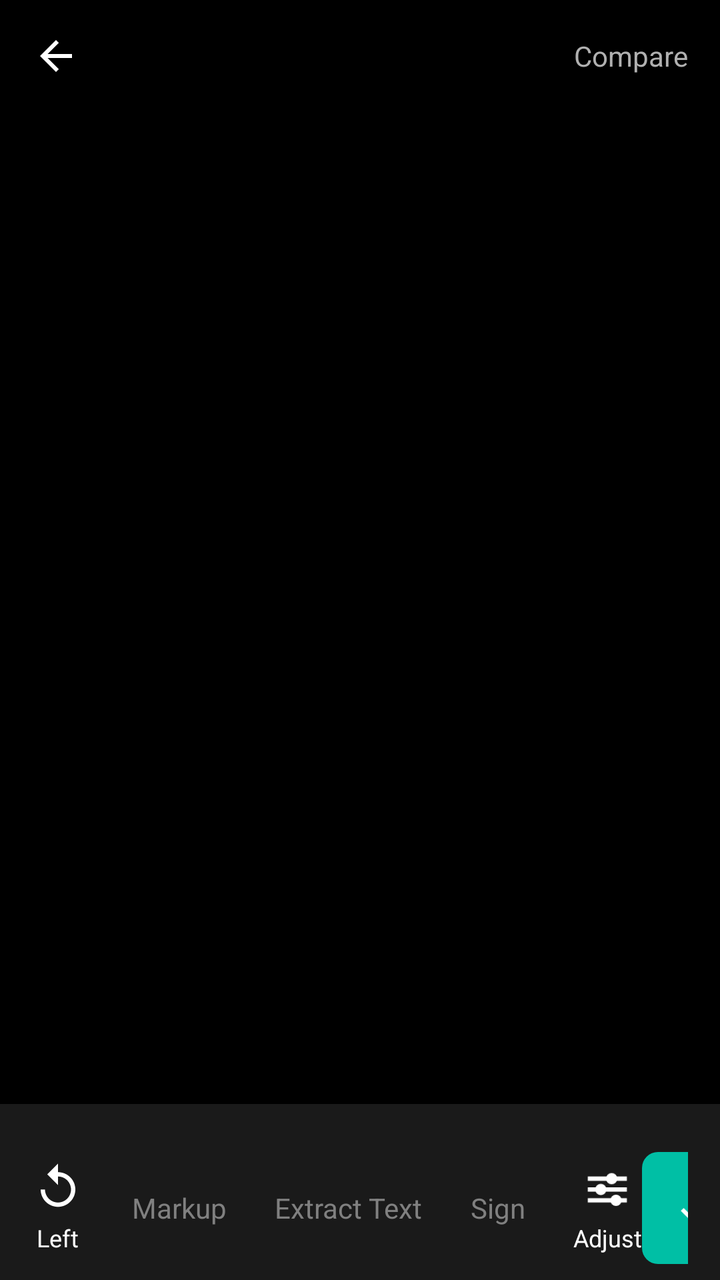
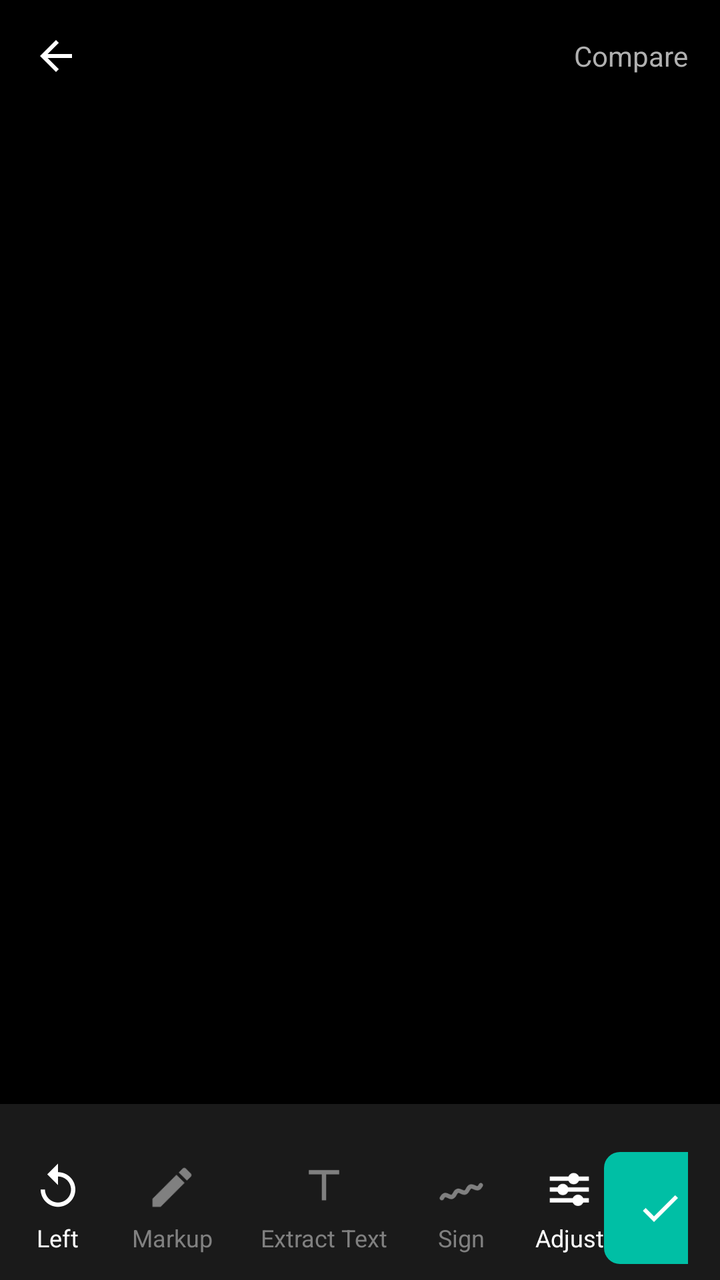

The first picture is an Android layout as it rendered before a commit; the second is the same layout after the commit. The layout source and the unified diff follow.
<!-- AndroidManifest.xml: application theme Theme.Hakunaa -->
<!-- res/layout/activity_enhance.xml -->
<?xml version="1.0" encoding="utf-8"?>
<LinearLayout xmlns:android="http://schemas.android.com/apk/res/android"
    android:layout_width="match_parent"
    android:layout_height="match_parent"
    android:background="#000000"
    android:orientation="vertical">

    
    <LinearLayout
        android:layout_width="match_parent"
        android:layout_height="56dp"
        android:gravity="center_vertical"
        android:orientation="horizontal"
        android:paddingStart="8dp"
        android:paddingEnd="16dp">

        <ImageButton
            android:id="@+id/btnBack"
            android:layout_width="40dp"
            android:layout_height="40dp"
            android:background="@android:color/transparent"
            android:contentDescription="Back"
            android:src="@drawable/ic_arrow_back"
            android:tint="#FFFFFF" />

        <EditText
            android:id="@+id/etDocName"
            android:layout_width="0dp"
            android:layout_height="wrap_content"
            android:layout_marginStart="8dp"
            android:layout_weight="1"
            android:background="@android:color/transparent"
            android:textColor="#FFFFFF"
            android:textSize="18sp" />

        <TextView
            android:layout_width="wrap_content"
            android:layout_height="wrap_content"
            android:text="Compare"
            android:textColor="#B0B0B0"
            android:textSize="14sp" />
    </LinearLayout>

    
    <ImageView
        android:id="@+id/ivPage"
        android:layout_width="match_parent"
        android:layout_height="0dp"
        android:layout_weight="1"
        android:scaleType="fitCenter" />

    
    <HorizontalScrollView
        android:layout_width="match_parent"
        android:layout_height="wrap_content"
        android:background="#1A1A1A"
        android:paddingTop="8dp"
        android:paddingBottom="8dp">

        <LinearLayout
            android:id="@+id/filterRow"
            android:layout_width="wrap_content"
            android:layout_height="wrap_content"
            android:orientation="horizontal"
            android:paddingStart="8dp"
            android:paddingEnd="8dp" />
    </HorizontalScrollView>

    
    <LinearLayout
        android:id="@+id/adjustPanel"
        android:layout_width="match_parent"
        android:layout_height="wrap_content"
        android:background="#1A1A1A"
        android:orientation="vertical"
        android:paddingStart="16dp"
        android:paddingEnd="16dp"
        android:paddingTop="4dp"
        android:paddingBottom="8dp"
        android:visibility="gone">

        <LinearLayout
            android:layout_width="match_parent"
            android:layout_height="wrap_content"
            android:gravity="center_vertical"
            android:orientation="horizontal">

            <TextView
                android:layout_width="wrap_content"
                android:layout_height="wrap_content"
                android:text="Adjust"
                android:textColor="#FFFFFF"
                android:textSize="14sp"
                android:textStyle="bold" />

            <View
                android:layout_width="0dp"
                android:layout_height="0dp"
                android:layout_weight="1" />

            <TextView
                android:id="@+id/btnAdjustReset"
                android:layout_width="wrap_content"
                android:layout_height="wrap_content"
                android:padding="8dp"
                android:text="Reset"
                android:textColor="#00BFA5"
                android:textSize="14sp" />

            <TextView
                android:id="@+id/btnAdjustClose"
                android:layout_width="wrap_content"
                android:layout_height="wrap_content"
                android:padding="8dp"
                android:text="✕"
                android:textColor="#B0B0B0"
                android:textSize="14sp" />
        </LinearLayout>

        <LinearLayout
            android:layout_width="match_parent"
            android:layout_height="wrap_content"
            android:gravity="center_vertical"
            android:orientation="horizontal">

            <TextView
                android:layout_width="90dp"
                android:layout_height="wrap_content"
                android:text="Brightness"
                android:textColor="#B0B0B0"
                android:textSize="13sp" />

            <SeekBar
                android:id="@+id/seekBrightness"
                android:layout_width="0dp"
                android:layout_height="wrap_content"
                android:layout_weight="1"
                android:max="200"
                android:progress="100"
                android:progressTint="#00BFA5"
                android:thumbTint="#00BFA5" />

            <TextView
                android:id="@+id/tvBrightnessValue"
                android:layout_width="40dp"
                android:layout_height="wrap_content"
                android:gravity="end"
                android:text="0"
                android:textColor="#FFFFFF"
                android:textSize="13sp" />
        </LinearLayout>

        <LinearLayout
            android:layout_width="match_parent"
            android:layout_height="wrap_content"
            android:gravity="center_vertical"
            android:orientation="horizontal">

            <TextView
                android:layout_width="90dp"
                android:layout_height="wrap_content"
                android:text="Contrast"
                android:textColor="#B0B0B0"
                android:textSize="13sp" />

            <SeekBar
                android:id="@+id/seekContrast"
                android:layout_width="0dp"
                android:layout_height="wrap_content"
                android:layout_weight="1"
                android:max="150"
                android:progress="50"
                android:progressTint="#00BFA5"
                android:thumbTint="#00BFA5" />

            <TextView
                android:id="@+id/tvContrastValue"
                android:layout_width="40dp"
                android:layout_height="wrap_content"
                android:gravity="end"
                android:text="1.00"
                android:textColor="#FFFFFF"
                android:textSize="13sp" />
        </LinearLayout>

        <LinearLayout
            android:layout_width="match_parent"
            android:layout_height="wrap_content"
            android:gravity="center_vertical"
            android:orientation="horizontal">

            <TextView
                android:layout_width="90dp"
                android:layout_height="wrap_content"
                android:text="Sharpness"
                android:textColor="#B0B0B0"
                android:textSize="13sp" />

            <SeekBar
                android:id="@+id/seekSharpness"
                android:layout_width="0dp"
                android:layout_height="wrap_content"
                android:layout_weight="1"
                android:max="100"
                android:progress="0"
                android:progressTint="#00BFA5"
                android:thumbTint="#00BFA5" />

            <TextView
                android:id="@+id/tvSharpnessValue"
                android:layout_width="40dp"
                android:layout_height="wrap_content"
                android:gravity="end"
                android:text="0"
                android:textColor="#FFFFFF"
                android:textSize="13sp" />
        </LinearLayout>
    </LinearLayout>

    
    <LinearLayout
        android:id="@+id/applyAllRow"
        android:layout_width="match_parent"
        android:layout_height="wrap_content"
        android:background="#1A1A1A"
        android:gravity="center_vertical"
        android:orientation="horizontal"
        android:paddingStart="16dp"
        android:paddingEnd="16dp"
        android:paddingTop="4dp"
        android:paddingBottom="8dp"
        android:visibility="gone">

        <CheckBox
            android:id="@+id/cbApplyAll"
            android:layout_width="wrap_content"
            android:layout_height="wrap_content"
            android:buttonTint="#00BFA5"
            android:text="Apply to all pages"
            android:textColor="#FFFFFF"
            android:textSize="14sp" />

        <TextView
            android:id="@+id/tvApplyAllCount"
            android:layout_width="wrap_content"
            android:layout_height="wrap_content"
            android:layout_marginStart="8dp"
            android:text=""
            android:textColor="#808080"
            android:textSize="13sp" />
    </LinearLayout>

    
    <LinearLayout
        android:layout_width="match_parent"
        android:layout_height="72dp"
        android:background="#1A1A1A"
        android:gravity="center_vertical"
        android:orientation="horizontal"
        android:paddingStart="16dp"
        android:paddingEnd="16dp">

        <LinearLayout
            android:id="@+id/btnRotateLeft"
            android:layout_width="wrap_content"
            android:layout_height="wrap_content"
            android:gravity="center"
            android:orientation="vertical">

            <ImageView
                android:layout_width="26dp"
                android:layout_height="26dp"
                android:src="@drawable/ic_rotate_left"
                android:tint="#FFFFFF" />

            <TextView
                android:layout_width="wrap_content"
                android:layout_height="wrap_content"
                android:layout_marginTop="4dp"
                android:text="Left"
                android:textColor="#FFFFFF"
                android:textSize="12sp" />
        </LinearLayout>

        <TextView
            android:layout_width="wrap_content"
            android:layout_height="wrap_content"
            android:layout_marginStart="24dp"
            android:text="Markup"
            android:textColor="#808080"
            android:textSize="14sp" />

        <TextView
            android:layout_width="wrap_content"
            android:layout_height="wrap_content"
            android:layout_marginStart="24dp"
            android:text="Extract Text"
            android:textColor="#808080"
            android:textSize="14sp" />

        <TextView
            android:layout_width="wrap_content"
            android:layout_height="wrap_content"
            android:layout_marginStart="24dp"
            android:text="Sign"
            android:textColor="#808080"
            android:textSize="14sp" />

        
        <LinearLayout
            android:id="@+id/btnAdjust"
            android:layout_width="wrap_content"
            android:layout_height="wrap_content"
            android:layout_marginStart="24dp"
            android:gravity="center"
            android:orientation="vertical">

            <ImageView
                android:id="@+id/ivAdjustIcon"
                android:layout_width="26dp"
                android:layout_height="26dp"
                android:src="@drawable/ic_tune"
                android:tint="#FFFFFF" />

            <TextView
                android:id="@+id/tvAdjustLabel"
                android:layout_width="wrap_content"
                android:layout_height="wrap_content"
                android:layout_marginTop="4dp"
                android:text="Adjust"
                android:textColor="#FFFFFF"
                android:textSize="12sp" />
        </LinearLayout>

        <View
            android:layout_width="0dp"
            android:layout_height="0dp"
            android:layout_weight="1" />

        <ImageButton
            android:id="@+id/btnSave"
            android:layout_width="56dp"
            android:layout_height="56dp"
            android:background="@drawable/bg_teal_button"
            android:contentDescription="Save"
            android:src="@drawable/ic_check"
            android:tint="#FFFFFF" />
    </LinearLayout>
</LinearLayout>
<!-- resources referenced by this layout -->
<resources>
  <!-- drawable bg_teal_button (drawable) -->
  <?xml version="1.0" encoding="utf-8"?>
  <shape xmlns:android="http://schemas.android.com/apk/res/android"
      android:shape="rectangle">
      <corners android:radius="8dp" />
      <solid android:color="#00BFA5" />
  </shape>
  <!-- drawable ic_arrow_back (drawable) -->
  <vector xmlns:android="http://schemas.android.com/apk/res/android"
      android:width="24dp"
      android:height="24dp"
      android:viewportWidth="24"
      android:viewportHeight="24"
      android:tint="#111827">
      <path
          android:fillColor="#FF000000"
          android:pathData="M20,11H7.83l5.59,-5.59L12,4l-8,8 8,8 1.41,-1.41L7.83,13H20v-2z" />
  </vector>
  <!-- drawable ic_check (drawable) -->
  <?xml version="1.0" encoding="utf-8"?>
  <vector xmlns:android="http://schemas.android.com/apk/res/android"
      android:width="24dp"
      android:height="24dp"
      android:viewportWidth="24"
      android:viewportHeight="24">
      <path
          android:fillColor="#FFFFFF"
          android:pathData="M9,16.17L4.83,12l-1.42,1.41L9,19 21,7l-1.41,-1.41z" />
  </vector>
  <!-- drawable ic_rotate_left (drawable) -->
  <?xml version="1.0" encoding="utf-8"?>
  <vector xmlns:android="http://schemas.android.com/apk/res/android"
      android:width="24dp"
      android:height="24dp"
      android:viewportWidth="24"
      android:viewportHeight="24">
      <path
          android:fillColor="#FFFFFF"
          android:pathData="M12,5V1L7,6l5,5V7c3.31,0 6,2.69 6,6s-2.69,6 -6,6 -6,-2.69 -6,-6H4c0,4.42 3.58,8 8,8s8,-3.58 8,-8 -3.58,-8 -8,-8z" />
  </vector>
  <style name="Theme.Hakunaa" parent="Theme.Material3.Light.NoActionBar">
          <item name="colorPrimary">@color/hakunaa_primary</item>
          <item name="colorPrimaryDark">@color/hakunaa_primary_dark</item>
          <item name="colorOnPrimary">@color/hakunaa_on_primary</item>
          <item name="android:windowBackground">@color/hakunaa_background</item>
          <item name="colorSurface">@color/hakunaa_surface</item>
          <item name="android:textColorPrimary">@color/hakunaa_text</item>
          <item name="android:textColorSecondary">@color/hakunaa_text_secondary</item>
      </style>
  <color name="hakunaa_primary">#0B57D0</color>
  <color name="hakunaa_primary_dark">#0842A0</color>
  <color name="hakunaa_on_primary">#FFFFFF</color>
  <color name="hakunaa_background">#F6F7F9</color>
  <color name="hakunaa_surface">#FFFFFF</color>
  <color name="hakunaa_text">#111827</color>
  <color name="hakunaa_text_secondary">#5B6472</color>
  <!-- unchanged entries left out for length: 1 -->
</resources>

<!-- the commit's change to res/layout/activity_enhance.xml (unified diff, before → after) -->
@@ -282,29 +282,71 @@
                 android:textSize="12sp" />
         </LinearLayout>
 
-        <TextView
+        <LinearLayout
             android:layout_width="wrap_content"
             android:layout_height="wrap_content"
             android:layout_marginStart="24dp"
-            android:text="Markup"
-            android:textColor="#808080"
-            android:textSize="14sp" />
-
-        <TextView
+            android:gravity="center"
+            android:orientation="vertical">
+
+            <ImageView
+                android:layout_width="26dp"
+                android:layout_height="26dp"
+                android:src="@drawable/ic_markup"
+                android:tint="#808080" />
+
+            <TextView
+                android:layout_width="wrap_content"
+                android:layout_height="wrap_content"
+                android:layout_marginTop="4dp"
+                android:text="Markup"
+                android:textColor="#808080"
+                android:textSize="12sp" />
+        </LinearLayout>
+
+        <LinearLayout
             android:layout_width="wrap_content"
             android:layout_height="wrap_content"
             android:layout_marginStart="24dp"
-            android:text="Extract Text"
-            android:textColor="#808080"
-            android:textSize="14sp" />
-
-        <TextView
+            android:gravity="center"
+            android:orientation="vertical">
+
+            <ImageView
+                android:layout_width="26dp"
+                android:layout_height="26dp"
+                android:src="@drawable/ic_text"
+                android:tint="#808080" />
+
+            <TextView
+                android:layout_width="wrap_content"
+                android:layout_height="wrap_content"
+                android:layout_marginTop="4dp"
+                android:text="Extract Text"
+                android:textColor="#808080"
+                android:textSize="12sp" />
+        </LinearLayout>
+
+        <LinearLayout
             android:layout_width="wrap_content"
             android:layout_height="wrap_content"
             android:layout_marginStart="24dp"
-            android:text="Sign"
-            android:textColor="#808080"
-            android:textSize="14sp" />
+            android:gravity="center"
+            android:orientation="vertical">
+
+            <ImageView
+                android:layout_width="26dp"
+                android:layout_height="26dp"
+                android:src="@drawable/ic_sign"
+                android:tint="#808080" />
+
+            <TextView
+                android:layout_width="wrap_content"
+                android:layout_height="wrap_content"
+                android:layout_marginTop="4dp"
+                android:text="Sign"
+                android:textColor="#808080"
+                android:textSize="12sp" />
+        </LinearLayout>
 
         
         <LinearLayout
<!-- resource entries referenced after the edit -->
@@ -29,6 +29,17 @@
           android:fillColor="#FFFFFF"
           android:pathData="M9,16.17L4.83,12l-1.42,1.41L9,19 21,7l-1.41,-1.41z" />
   </vector>
+  <!-- drawable ic_markup (drawable) -->
+  <?xml version="1.0" encoding="utf-8"?>
+  <vector xmlns:android="http://schemas.android.com/apk/res/android"
+      android:width="24dp"
+      android:height="24dp"
+      android:viewportWidth="24"
+      android:viewportHeight="24">
+      <path
+          android:fillColor="#FFFFFF"
+          android:pathData="M3,17.25V21h3.75L17.81,9.94l-3.75,-3.75L3,17.25zM20.71,7.04c0.39,-0.39 0.39,-1.02 0,-1.41l-2.34,-2.34c-0.39,-0.39 -1.02,-0.39 -1.41,0l-1.83,1.83l3.75,3.75L20.71,7.04z" />
+  </vector>
   <!-- drawable ic_rotate_left (drawable) -->
   <?xml version="1.0" encoding="utf-8"?>
   <vector xmlns:android="http://schemas.android.com/apk/res/android"
@@ -39,6 +50,31 @@
       <path
           android:fillColor="#FFFFFF"
           android:pathData="M12,5V1L7,6l5,5V7c3.31,0 6,2.69 6,6s-2.69,6 -6,6 -6,-2.69 -6,-6H4c0,4.42 3.58,8 8,8s8,-3.58 8,-8 -3.58,-8 -8,-8z" />
+  </vector>
+  <!-- drawable ic_sign (drawable) -->
+  <?xml version="1.0" encoding="utf-8"?>
+  <vector xmlns:android="http://schemas.android.com/apk/res/android"
+      android:width="24dp"
+      android:height="24dp"
+      android:viewportWidth="24"
+      android:viewportHeight="24">
+      <path
+          android:fillColor="#00000000"
+          android:pathData="M3,17C5,13 7,19 9,15C11,11 13,17 15,13C17,9 19,15 21,11"
+          android:strokeColor="#FFFFFF"
+          android:strokeWidth="2"
+          android:strokeLineCap="round" />
+  </vector>
+  <!-- drawable ic_text (drawable) -->
+  <?xml version="1.0" encoding="utf-8"?>
+  <vector xmlns:android="http://schemas.android.com/apk/res/android"
+      android:width="24dp"
+      android:height="24dp"
+      android:viewportWidth="24"
+      android:viewportHeight="24">
+      <path
+          android:fillColor="#FFFFFF"
+          android:pathData="M5,4h14v2h-6v12h-2V6H5V4z" />
   </vector>
   <style name="Theme.Hakunaa" parent="Theme.Material3.Light.NoActionBar">
           <item name="colorPrimary">@color/hakunaa_primary</item>
